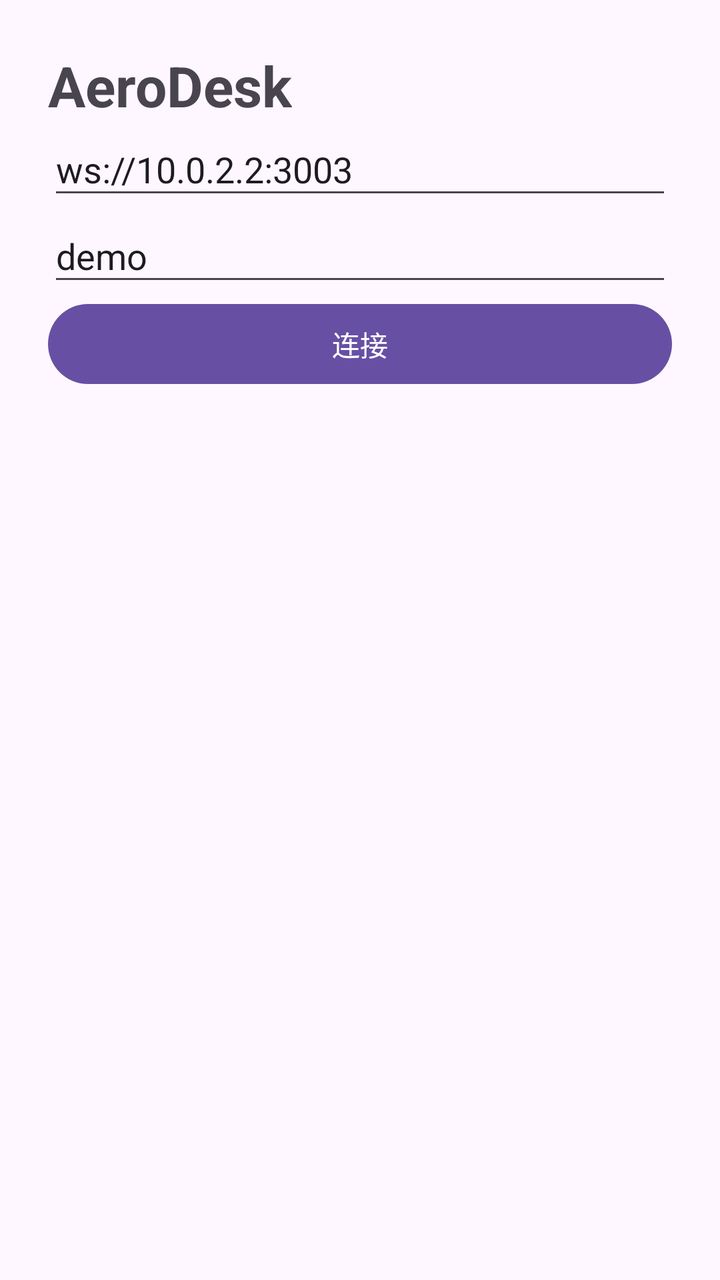
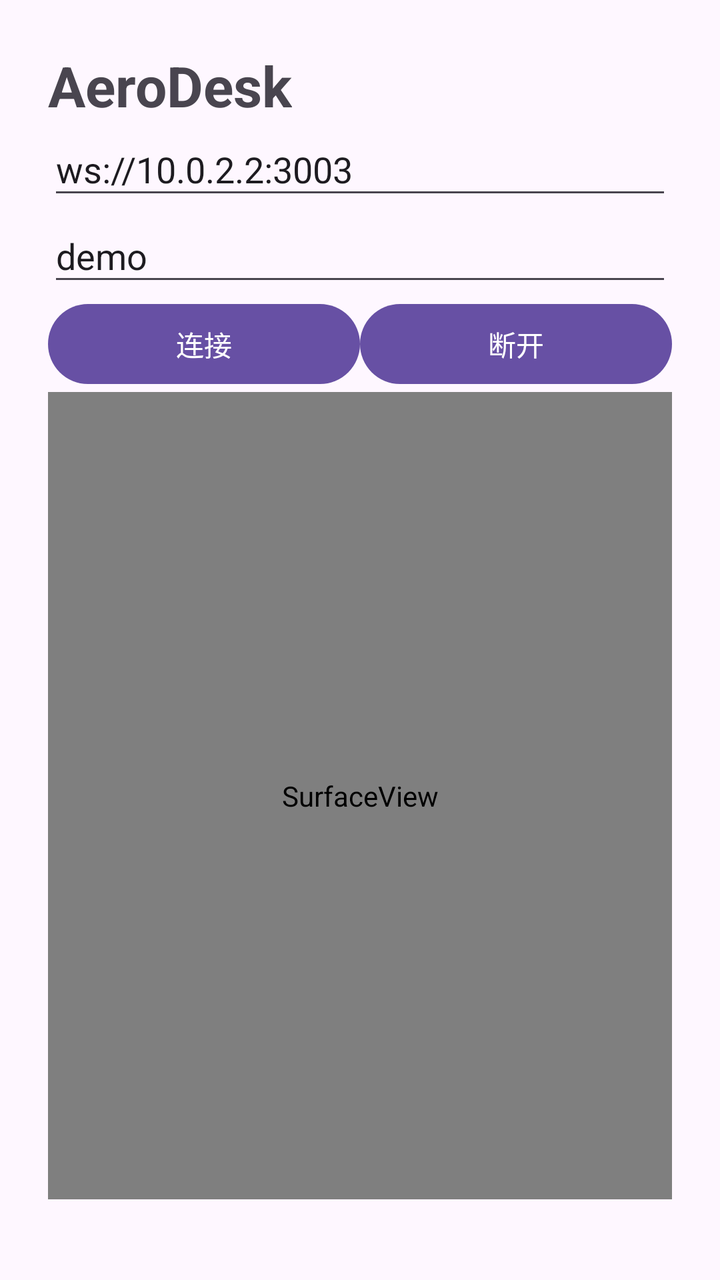

Compare the two renders of this Android layout. The source of the first and the diff that turns it into the second are given below.
<!-- AndroidManifest.xml: application theme Theme.Material3.DayNight -->
<!-- res/layout/activity_main.xml -->
<?xml version="1.0" encoding="utf-8"?>
<LinearLayout xmlns:android="http://schemas.android.com/apk/res/android"
    android:layout_width="match_parent"
    android:layout_height="match_parent"
    android:orientation="vertical"
    android:padding="24dp">

    <TextView
        android:layout_width="wrap_content"
        android:layout_height="wrap_content"
        android:text="AeroDesk"
        android:textSize="28sp"
        android:textStyle="bold" />

    <EditText
        android:id="@+id/server"
        android:layout_width="match_parent"
        android:layout_height="wrap_content"
        android:hint="信令服务器（ws://…）"
        android:text="ws://10.0.2.2:3003"
        android:inputType="textUri" />

    <EditText
        android:id="@+id/room"
        android:layout_width="match_parent"
        android:layout_height="wrap_content"
        android:hint="房间"
        android:text="demo" />

    <Button
        android:id="@+id/connect"
        android:layout_width="match_parent"
        android:layout_height="wrap_content"
        android:text="连接" />

    <TextView
        android:id="@+id/status"
        android:layout_width="match_parent"
        android:layout_height="wrap_content"
        android:textSize="12sp" />
</LinearLayout>
<!-- resources referenced by this layout -->
<resources>

</resources>

<!-- the commit's change to res/layout/activity_main.xml (unified diff, before → after) -->
@@ -27,11 +27,32 @@
         android:hint="房间"
         android:text="demo" />
 
-    <Button
-        android:id="@+id/connect"
+    <LinearLayout
         android:layout_width="match_parent"
         android:layout_height="wrap_content"
-        android:text="连接" />
+        android:orientation="horizontal">
+
+        <Button
+            android:id="@+id/connect"
+            android:layout_width="0dp"
+            android:layout_height="wrap_content"
+            android:layout_weight="1"
+            android:text="连接" />
+
+        <Button
+            android:id="@+id/disconnect"
+            android:layout_width="0dp"
+            android:layout_height="wrap_content"
+            android:layout_weight="1"
+            android:text="断开" />
+    </LinearLayout>
+
+    <SurfaceView
+        android:id="@+id/surface"
+        android:layout_width="match_parent"
+        android:layout_height="0dp"
+        android:layout_weight="1"
+        android:background="#000" />
 
     <TextView
         android:id="@+id/status"
